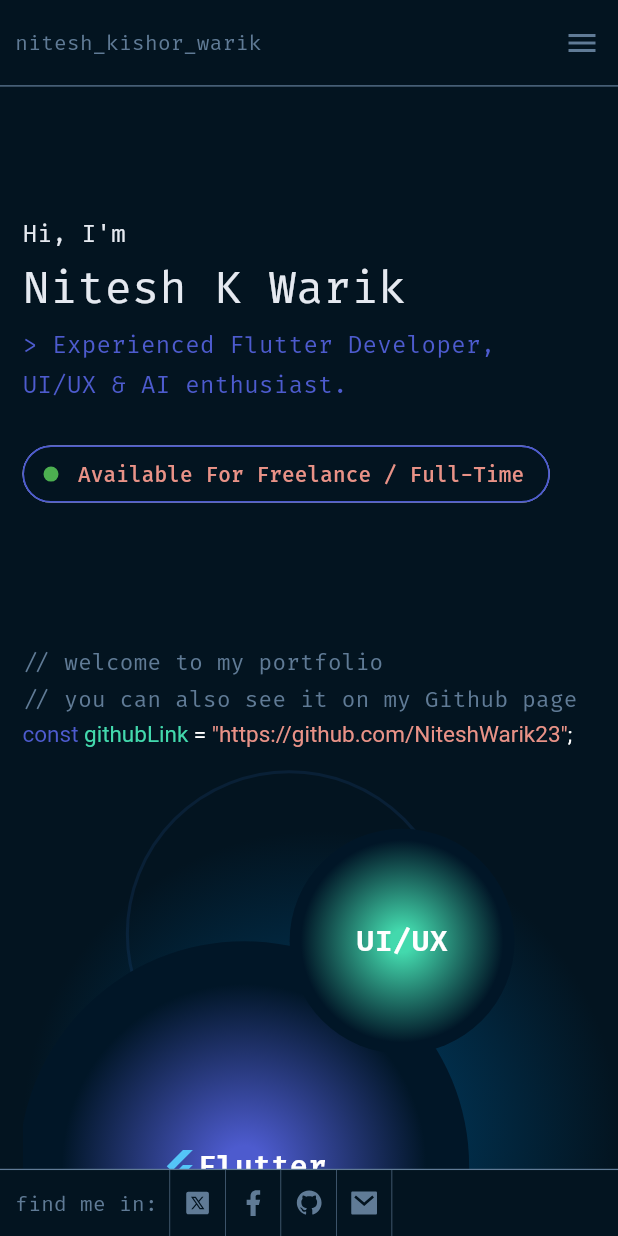
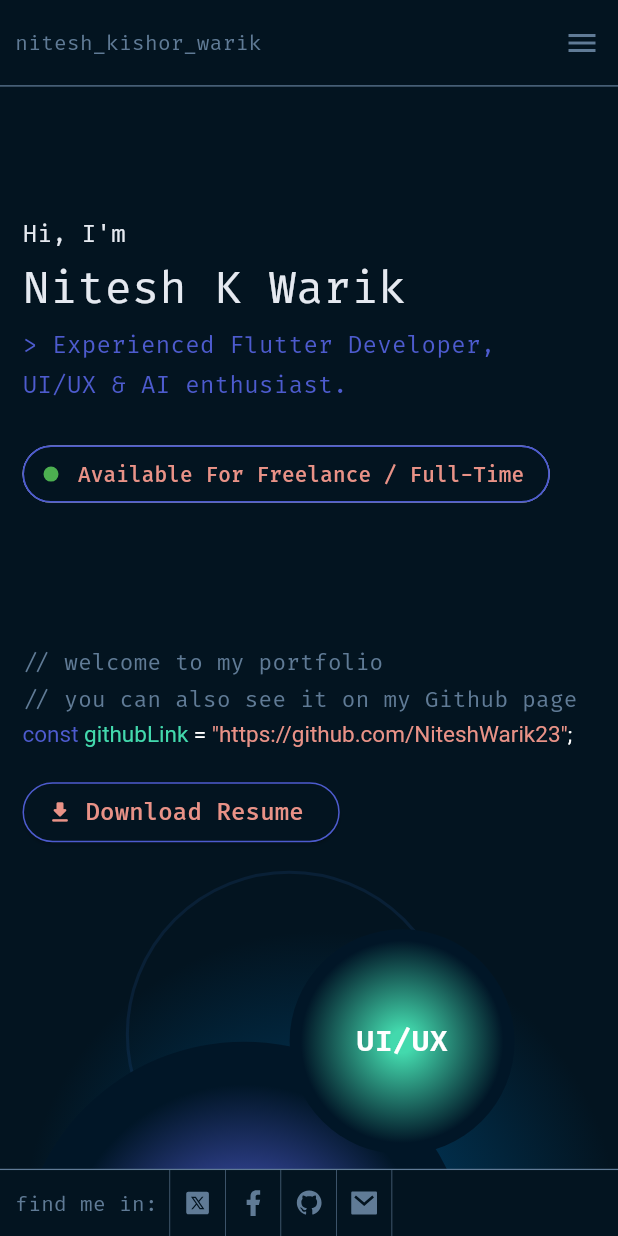
Before and after one commit to NiteshWarik23/flutter_uiux_portfolio, a Flutter app: the screen it shows after launch, on a phone screen of 412 x 824 dp. Run offline on Flutter 3.47's test engine with Material 3 defaults, Android fonts, the phone set to English and light mode, and no system bars; our stand-ins replace equatable, flutter_bloc, flutter_svg, get_it, google_fonts, web; missing offline and left inert: dart:html, dart:ui_web.

Commit message:
"Nitesh - Download Resume Functionality added."

```diff
--- a/lib/mobile_view.dart
+++ b/lib/mobile_view.dart
@@ -4,6 +4,7 @@ import 'package:flutter/material.dart';
 import 'package:flutter_svg/flutter_svg.dart';
 import 'package:google_fonts/google_fonts.dart';
 import 'package:my_portfolio/landing_page.dart';
+import 'package:my_portfolio/widgets/download_resume_button.dart';
 import 'package:url_launcher/url_launcher.dart';
 import 'dart:html' as html;
 
@@ -175,6 +176,10 @@ class MobileView extends StatelessWidget {
                   ],
                 ),
               ),
+              Padding(
+                padding: const EdgeInsets.only(top:15.0),
+                child: ResumeButton(),
+              ),
               //RippleEffect(),
               SizedBox(
                 height: 500,
@@ -182,7 +187,7 @@ class MobileView extends StatelessWidget {
               ),
               SizedBox(
                 height: MediaQuery.sizeOf(context).height * 0.1,
-              )
+              ),
             ],
           ),
         ),
@@ -297,13 +302,13 @@ class MobileView extends StatelessWidget {
       final Uri emailLaunchUri = Uri(
         scheme: 'mailto',
         path: 'niteshwarik23@gmail.com',
-        //query: 'subject=Support Needed&body=Hi, I need help with...',
+        //query: 'subject=Support Needed&body=Hi, I need help with...', how
       );
 
       if (await canLaunchUrl(emailLaunchUri)) {
         await launchUrl(emailLaunchUri, mode: LaunchMode.externalApplication);
       } else {
-        // Show a message another way to open the email client
+        // S  a message another way to open the email client
         print("Could not launch email client.");
       }
     }
@@ -326,7 +331,7 @@ class MobileView extends StatelessWidget {
                 Padding(
                   padding: const EdgeInsets.only(left: 10.0),
                   child: SizedBox(
-                    width: 300, //MediaQuery.sizeOf(context).width * 0.18,
+                    width: 300, //MediaQuery.sizeOf(context).width * 0.18, how to create a download resume button with functionality in flutter web or redirect it to drive link
                     child: Text(
                       "nitesh_kishor_warik",
                       style: GoogleFonts.firaCode(
--- /dev/null
+++ b/lib/widgets/download_resume_button.dart
@@ -0,0 +1,38 @@
+import 'dart:html' as html;
+import 'package:flutter/material.dart';
+import 'package:google_fonts/google_fonts.dart';
+
+class ResumeButton extends StatelessWidget {
+  @override
+  Widget build(BuildContext context) {
+    return ElevatedButton.icon(
+      onPressed: () {
+        final url = 'assets/Nitesh_Warik_Flutter.pdf'; // Relative URL in build/web
+        html.AnchorElement anchorElement = html.AnchorElement(href: url)
+          ..setAttribute("download", "Nitesh_Warik_Flutter.pdf")
+          ..click();
+      },
+      style: ElevatedButton.styleFrom(
+        backgroundColor: Color(0xff031420),
+        shape: RoundedRectangleBorder(
+          borderRadius: BorderRadius.circular(30.0),
+          side: BorderSide(
+            color: Color(0xff4D5BCE),
+            width: 1.0,
+          ),
+        ),
+      ),
+       icon: Icon(
+        Icons.file_download_rounded,
+        color: Color(0xffE99287),
+      ),
+      label: Text("Download Resume",
+        style: GoogleFonts.firaCode(
+          color: Color(0xffE99287),
+          fontSize: 16,
+        ),
+      ),
+    );
+  }
+}
+// download_resume_button.dart resume was not available on site error is shown when trying to download the resume
--- a/pubspec.yaml
+++ b/pubspec.yaml
@@ -68,6 +68,7 @@ flutter:
   assets:
       - assets/icons/
       - assets/images/
+      - assets/Nitesh_Warik_Flutter.pdf
   #   - images/a_dot_burr.jpeg
   #   - images/a_dot_ham.jpeg
 
```
Also changed, not shown: lib/landing_page.dart (+50 -3 lines), 1 other file.
